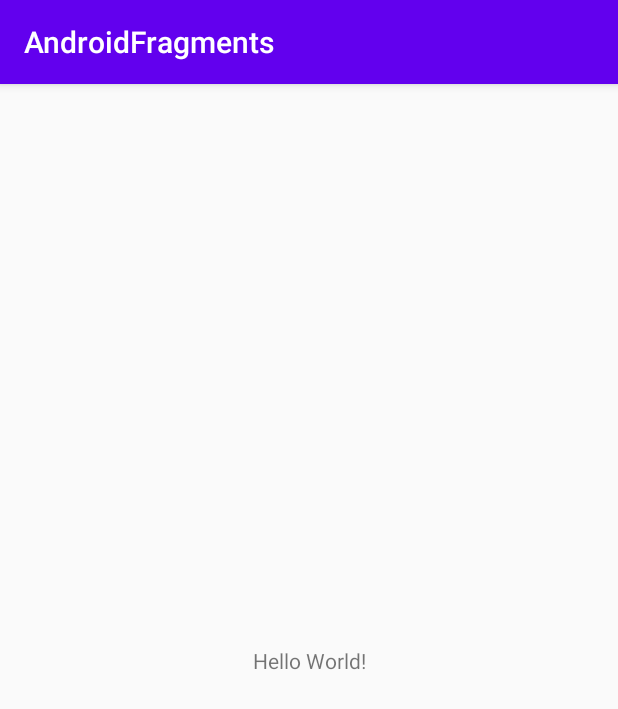
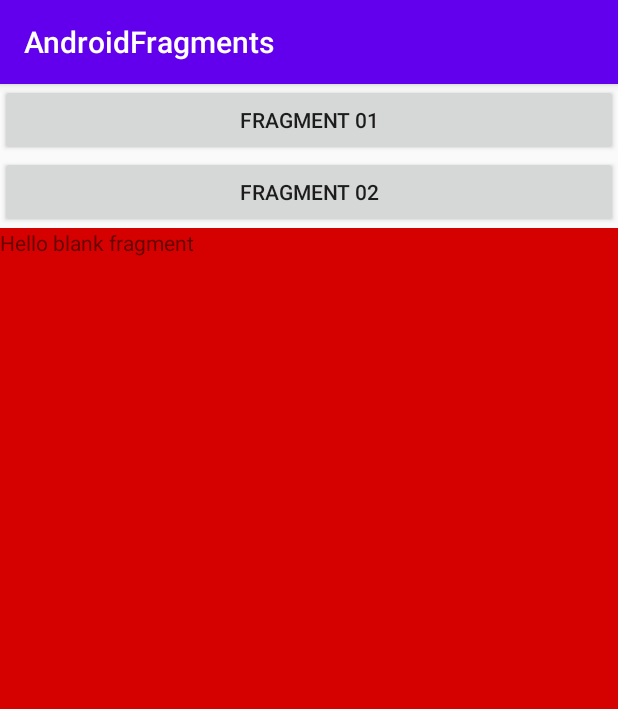
Before and after one commit to udith97/MAD-Tutorial-03, an Android app: the screen it shows after launch (MainActivity), on a phone screen of 412 x 824 dp. Shown: the top 709 px of the screen. Run offline under Robolectric (Android 15) with nearby library versions, the phone set to English and light mode, and no system bars.

```diff
--- a/app/build.gradle
+++ b/app/build.gradle
@@ -28,6 +28,7 @@ dependencies {
 
     implementation 'androidx.appcompat:appcompat:1.1.0'
     implementation 'androidx.constraintlayout:constraintlayout:1.1.3'
+    implementation 'androidx.legacy:legacy-support-v4:1.0.0'
     testImplementation 'junit:junit:4.12'
     androidTestImplementation 'androidx.test.ext:junit:1.1.1'
     androidTestImplementation 'androidx.test.espresso:espresso-core:3.2.0'
--- /dev/null
+++ b/app/src/main/java/com/example/androidfragments/Fragment1.java
@@ -0,0 +1,21 @@
+package com.example.androidfragments;
+
+import android.os.Bundle;
+
+import androidx.fragment.app.Fragment;
+
+import android.view.LayoutInflater;
+import android.view.View;
+import android.view.ViewGroup;
+
+
+
+public class Fragment1 extends Fragment {
+
+    @Override
+    public View onCreateView(LayoutInflater inflater, ViewGroup container,
+                             Bundle savedInstanceState) {
+        // Inflate the layout for this fragment
+        return inflater.inflate(R.layout.fragment_1, container, false);
+    }
+}
--- a/app/src/main/res/layout/activity_main.xml
+++ b/app/src/main/res/layout/activity_main.xml
@@ -1,18 +1,29 @@
 <?xml version="1.0" encoding="utf-8"?>
-<androidx.constraintlayout.widget.ConstraintLayout xmlns:android="http://schemas.android.com/apk/res/android"
+<LinearLayout xmlns:android="http://schemas.android.com/apk/res/android"
     xmlns:app="http://schemas.android.com/apk/res-auto"
     xmlns:tools="http://schemas.android.com/tools"
     android:layout_width="match_parent"
     android:layout_height="match_parent"
+    android:orientation="vertical"
     tools:context=".MainActivity">
 
-    <TextView
-        android:layout_width="wrap_content"
+    <Button
+        android:id="@+id/fragment1"
+        android:layout_width="match_parent"
         android:layout_height="wrap_content"
-        android:text="Hello World!"
-        app:layout_constraintBottom_toBottomOf="parent"
-        app:layout_constraintLeft_toLeftOf="parent"
-        app:layout_constraintRight_toRightOf="parent"
-        app:layout_constraintTop_toTopOf="parent" />
+        android:onClick="changeFragment"
+        android:text="Fragment 01" />
 
-</androidx.constraintlayout.widget.ConstraintLayout>
+    <Button
+        android:id="@+id/fragment2"
+        android:layout_width="match_parent"
+        android:layout_height="wrap_content"
+        android:onClick="changeFragment"
+        android:text="Fragment 02" />
+
+    <fragment
+        android:id="@+id/fgmntDefault"
+        android:name="com.example.androidfragments.Fragment1"
+        android:layout_width="match_parent"
+        android:layout_height="match_parent" />
+</LinearLayout>
--- /dev/null
+++ b/app/src/main/res/layout/fragment_1.xml
@@ -0,0 +1,15 @@
+<?xml version="1.0" encoding="utf-8"?>
+<FrameLayout xmlns:android="http://schemas.android.com/apk/res/android"
+    xmlns:tools="http://schemas.android.com/tools"
+    android:layout_width="match_parent"
+    android:layout_height="match_parent"
+    tools:context=".Fragment1">
+
+    <!-- TODO: Update blank fragment layout -->
+    <TextView
+        android:layout_width="match_parent"
+        android:layout_height="match_parent"
+        android:background="#D50000"
+        android:text="@string/hello_blank_fragment" />
+
+</FrameLayout>
--- a/app/src/main/res/values/strings.xml
+++ b/app/src/main/res/values/strings.xml
@@ -1,3 +1,8 @@
 <resources>
     <string name="app_name">AndroidFragments</string>
+
+    <!-- TODO: Remove or change this placeholder text -->
+    <string name="hello_blank_fragment">Hello blank fragment</string>
+    <string name="fragment1">Fragment 1</string>
+    <string name="fragment2">Fragment 2</string>
 </resources>
```
Also changed, not shown: app/src/main/java/com/example/androidfragments/Fragment2.java (added, +22 -0 lines), app/src/main/java/com/example/androidfragments/MainActivity.java (+25 -0 lines), app/src/main/res/layout/fragment_2.xml (added, +15 -0 lines).
